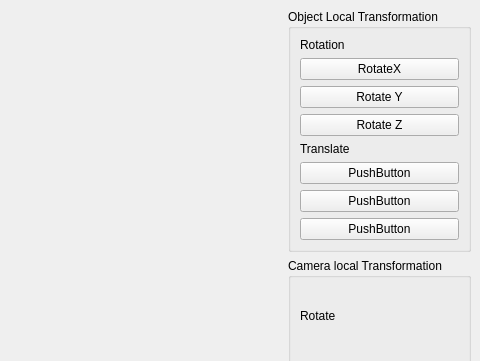
The window that ui/mainwindow.ui (sora-M31/QAnt) describes before a commit, drawn with Qt 5; both pictures show x 317 to 797 and y 0 to 361 of the 797 by 614 pixel window.
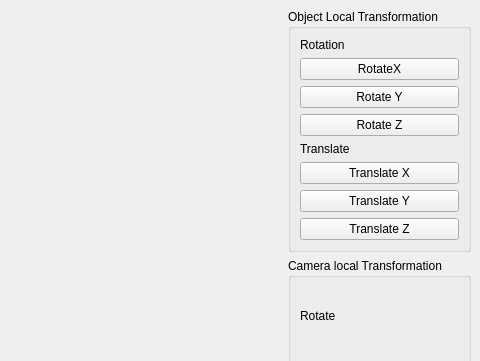
The same window after the commit.

Patch:
```diff
--- a/ui/mainwindow.ui
+++ b/ui/mainwindow.ui
@@ -88,21 +88,14 @@
        <item row="7" column="0">
         <widget class="QPushButton" name="pushButton_4">
          <property name="text">
-          <string>PushButton</string>
-         </property>
-        </widget>
-       </item>
-       <item row="8" column="0">
-        <widget class="QPushButton" name="pushButton_5">
-         <property name="text">
-          <string>PushButton</string>
+          <string>Translate X</string>
          </property>
         </widget>
        </item>
        <item row="9" column="0">
         <widget class="QPushButton" name="pushButton_6">
          <property name="text">
-          <string>PushButton</string>
+          <string>Translate Y</string>
          </property>
         </widget>
        </item>
@@ -113,6 +106,13 @@
          </property>
         </widget>
        </item>
+       <item row="10" column="0">
+        <widget class="QPushButton" name="m_transZ">
+         <property name="text">
+          <string>Translate Z</string>
+         </property>
+        </widget>
+       </item>
       </layout>
      </widget>
     </item>
```
Left out of the diff: 4 changed lines with no effect on the pictures.
